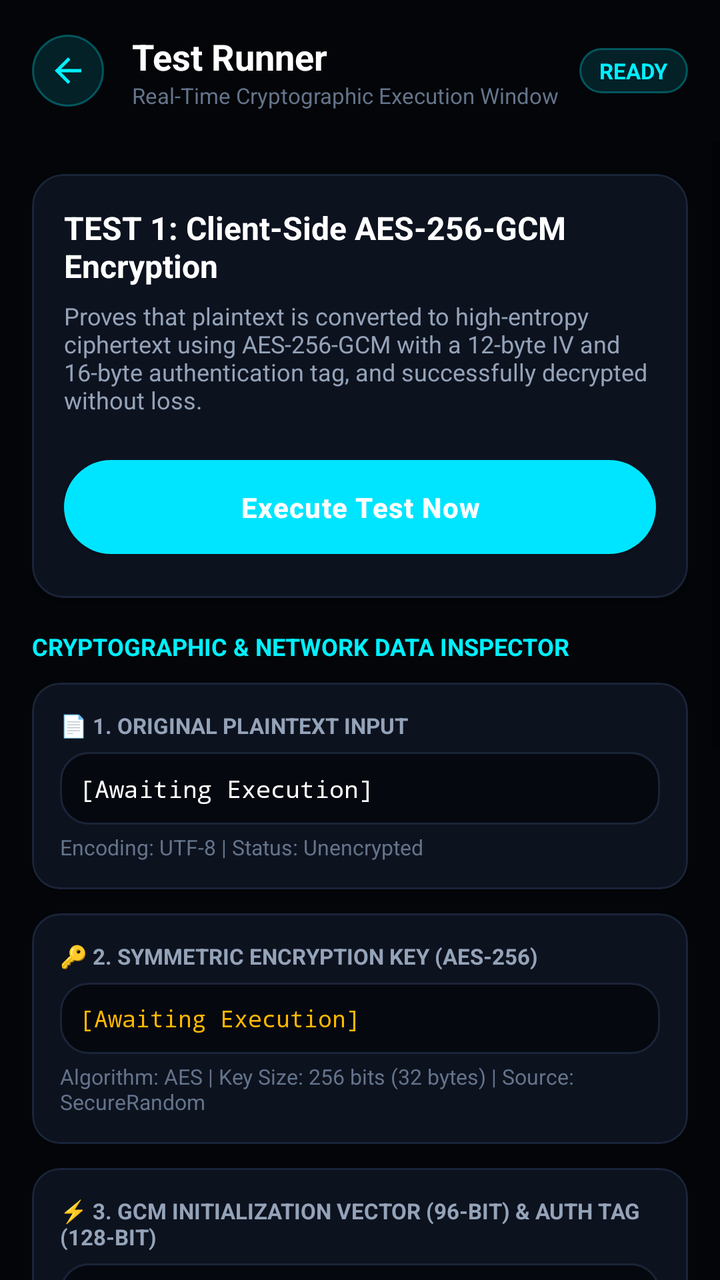
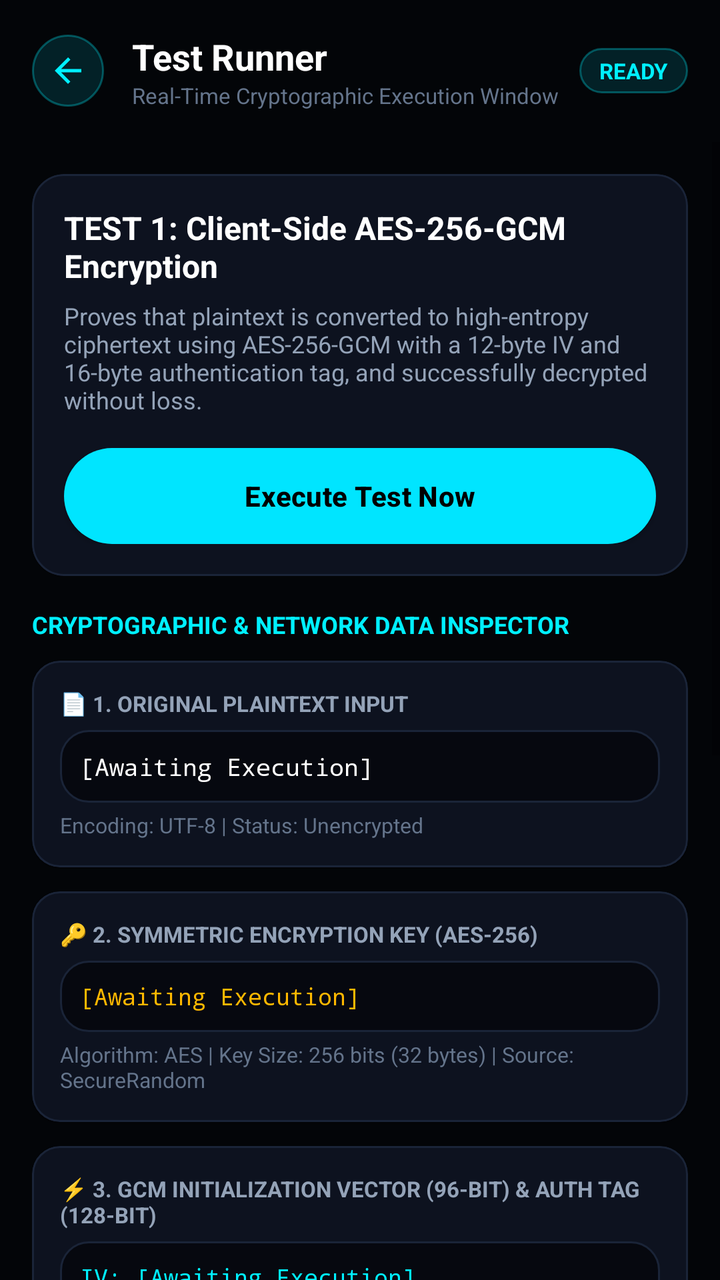

Compare the two renders of this Android layout. The source of the first and the diff that turns it into the second are given below.
<!-- AndroidManifest.xml: application theme Theme.SecureDrop -->
<!-- res/layout/activity_security_test_runner.xml -->
<?xml version="1.0" encoding="utf-8"?>
<LinearLayout xmlns:android="http://schemas.android.com/apk/res/android"
    xmlns:app="http://schemas.android.com/apk/res-auto"
    android:layout_width="match_parent"
    android:layout_height="match_parent"
    android:background="@color/bg_dark"
    android:orientation="vertical">

    
    <LinearLayout
        android:layout_width="match_parent"
        android:layout_height="wrap_content"
        android:gravity="center_vertical"
        android:orientation="horizontal"
        android:padding="16dp">

        <ImageView
            android:id="@+id/btnRunnerBack"
            android:layout_width="36dp"
            android:layout_height="36dp"
            android:background="@drawable/bg_badge_blue"
            android:padding="8dp"
            android:src="@drawable/ic_arrow_back"
            app:tint="@color/brand_accent" />

        <LinearLayout
            android:layout_width="0dp"
            android:layout_height="wrap_content"
            android:layout_marginStart="14dp"
            android:layout_weight="1"
            android:orientation="vertical">

            <TextView
                android:id="@+id/tvRunnerHeaderTitle"
                android:layout_width="wrap_content"
                android:layout_height="wrap_content"
                android:text="Test Runner"
                android:textColor="@color/text_primary"
                android:textSize="18sp"
                android:textStyle="bold" />

            <TextView
                android:layout_width="wrap_content"
                android:layout_height="wrap_content"
                android:text="Real-Time Cryptographic Execution Window"
                android:textColor="@color/text_muted"
                android:textSize="11sp" />
        </LinearLayout>

        <TextView
            android:id="@+id/tvRunnerBadge"
            android:layout_width="wrap_content"
            android:layout_height="wrap_content"
            android:background="@drawable/bg_badge_blue"
            android:paddingStart="10dp"
            android:paddingTop="4dp"
            android:paddingEnd="10dp"
            android:paddingBottom="4dp"
            android:text="READY"
            android:textColor="@color/brand_accent"
            android:textSize="11sp"
            android:textStyle="bold" />
    </LinearLayout>

    <ScrollView
        android:layout_width="match_parent"
        android:layout_height="match_parent"
        android:fillViewport="true">

        <LinearLayout
            android:layout_width="match_parent"
            android:layout_height="wrap_content"
            android:orientation="vertical"
            android:padding="16dp">

            
            <com.google.android.material.card.MaterialCardView
                android:layout_width="match_parent"
                android:layout_height="wrap_content"
                android:layout_marginBottom="16dp"
                app:cardBackgroundColor="@color/bg_surface_card"
                app:cardCornerRadius="16dp"
                app:strokeColor="@color/border_subtle"
                app:strokeWidth="1dp">

                <LinearLayout
                    android:layout_width="match_parent"
                    android:layout_height="wrap_content"
                    android:orientation="vertical"
                    android:padding="16dp">

                    <TextView
                        android:id="@+id/tvRunnerTestTitle"
                        android:layout_width="match_parent"
                        android:layout_height="wrap_content"
                        android:text="TEST 1: Client-Side AES-256-GCM Encryption"
                        android:textColor="@color/text_primary"
                        android:textSize="16sp"
                        android:textStyle="bold" />

                    <TextView
                        android:id="@+id/tvRunnerTestDescription"
                        android:layout_width="match_parent"
                        android:layout_height="wrap_content"
                        android:layout_marginTop="6dp"
                        android:text="Proves that plaintext is converted to high-entropy ciphertext using AES-256-GCM with a 12-byte IV and 16-byte authentication tag, and successfully decrypted without loss."
                        android:textColor="@color/text_secondary"
                        android:textSize="12sp" />

                    <LinearLayout
                        android:layout_width="match_parent"
                        android:layout_height="wrap_content"
                        android:layout_marginTop="16dp"
                        android:gravity="center_vertical"
                        android:orientation="horizontal">

                        <com.google.android.material.button.MaterialButton
                            android:id="@+id/btnExecuteTest"
                            style="@style/SecureDropButton"
                            android:layout_width="0dp"
                            android:layout_height="wrap_content"
                            android:layout_weight="1"
                            android:text="Execute Test Now"
                            android:textColor="@color/white" />

                        <ProgressBar
                            android:id="@+id/pbExecuting"
                            android:layout_width="28dp"
                            android:layout_height="28dp"
                            android:layout_marginStart="12dp"
                            android:indeterminateTint="@color/brand_accent"
                            android:visibility="gone" />
                    </LinearLayout>
                </LinearLayout>
            </com.google.android.material.card.MaterialCardView>

            
            <TextView
                android:layout_width="wrap_content"
                android:layout_height="wrap_content"
                android:layout_marginBottom="10dp"
                android:text="CRYPTOGRAPHIC &amp; NETWORK DATA INSPECTOR"
                android:textColor="@color/brand_accent"
                android:textSize="12sp"
                android:textStyle="bold" />

            
            <com.google.android.material.card.MaterialCardView
                android:id="@+id/cardPlaintext"
                android:layout_width="match_parent"
                android:layout_height="wrap_content"
                android:layout_marginBottom="12dp"
                app:cardBackgroundColor="@color/bg_surface_card"
                app:cardCornerRadius="14dp"
                app:strokeColor="@color/border_subtle"
                app:strokeWidth="1dp">

                <LinearLayout
                    android:layout_width="match_parent"
                    android:layout_height="wrap_content"
                    android:orientation="vertical"
                    android:padding="14dp">

                    <TextView
                        android:layout_width="wrap_content"
                        android:layout_height="wrap_content"
                        android:text="📄 1. ORIGINAL PLAINTEXT INPUT"
                        android:textColor="@color/text_secondary"
                        android:textSize="11sp"
                        android:textStyle="bold" />

                    <TextView
                        android:id="@+id/tvPlaintextValue"
                        android:layout_width="match_parent"
                        android:layout_height="wrap_content"
                        android:layout_marginTop="6dp"
                        android:background="@drawable/bg_input_field"
                        android:fontFamily="monospace"
                        android:padding="10dp"
                        android:text="[Awaiting Execution]"
                        android:textColor="@color/text_primary"
                        android:textSize="12sp" />

                    <TextView
                        android:id="@+id/tvPlaintextMeta"
                        android:layout_width="match_parent"
                        android:layout_height="wrap_content"
                        android:layout_marginTop="4dp"
                        android:text="Encoding: UTF-8 | Status: Unencrypted"
                        android:textColor="@color/text_muted"
                        android:textSize="10.5sp" />
                </LinearLayout>
            </com.google.android.material.card.MaterialCardView>

            
            <com.google.android.material.card.MaterialCardView
                android:id="@+id/cardKey"
                android:layout_width="match_parent"
                android:layout_height="wrap_content"
                android:layout_marginBottom="12dp"
                app:cardBackgroundColor="@color/bg_surface_card"
                app:cardCornerRadius="14dp"
                app:strokeColor="@color/border_subtle"
                app:strokeWidth="1dp">

                <LinearLayout
                    android:layout_width="match_parent"
                    android:layout_height="wrap_content"
                    android:orientation="vertical"
                    android:padding="14dp">

                    <TextView
                        android:layout_width="wrap_content"
                        android:layout_height="wrap_content"
                        android:text="🔑 2. SYMMETRIC ENCRYPTION KEY (AES-256)"
                        android:textColor="@color/text_secondary"
                        android:textSize="11sp"
                        android:textStyle="bold" />

                    <TextView
                        android:id="@+id/tvKeyValue"
                        android:layout_width="match_parent"
                        android:layout_height="wrap_content"
                        android:layout_marginTop="6dp"
                        android:background="@drawable/bg_input_field"
                        android:fontFamily="monospace"
                        android:padding="10dp"
                        android:text="[Awaiting Execution]"
                        android:textColor="@color/security_amber"
                        android:textSize="11.5sp" />

                    <TextView
                        android:id="@+id/tvKeyMeta"
                        android:layout_width="match_parent"
                        android:layout_height="wrap_content"
                        android:layout_marginTop="4dp"
                        android:text="Algorithm: AES | Key Size: 256 bits (32 bytes) | Source: SecureRandom"
                        android:textColor="@color/text_muted"
                        android:textSize="10.5sp" />
                </LinearLayout>
            </com.google.android.material.card.MaterialCardView>

            
            <com.google.android.material.card.MaterialCardView
                android:id="@+id/cardIvAndTag"
                android:layout_width="match_parent"
                android:layout_height="wrap_content"
                android:layout_marginBottom="12dp"
                app:cardBackgroundColor="@color/bg_surface_card"
                app:cardCornerRadius="14dp"
                app:strokeColor="@color/border_subtle"
                app:strokeWidth="1dp">

                <LinearLayout
                    android:layout_width="match_parent"
                    android:layout_height="wrap_content"
                    android:orientation="vertical"
                    android:padding="14dp">

                    <TextView
                        android:layout_width="wrap_content"
                        android:layout_height="wrap_content"
                        android:text="⚡ 3. GCM INITIALIZATION VECTOR (96-BIT) &amp; AUTH TAG (128-BIT)"
                        android:textColor="@color/text_secondary"
                        android:textSize="11sp"
                        android:textStyle="bold" />

                    <TextView
                        android:id="@+id/tvIvValue"
                        android:layout_width="match_parent"
                        android:layout_height="wrap_content"
                        android:layout_marginTop="6dp"
                        android:background="@drawable/bg_input_field"
                        android:fontFamily="monospace"
                        android:padding="10dp"
                        android:text="IV: [Awaiting Execution]"
                        android:textColor="@color/brand_accent"
                        android:textSize="11.5sp" />

                    <TextView
                        android:id="@+id/tvTagValue"
                        android:layout_width="match_parent"
                        android:layout_height="wrap_content"
                        android:layout_marginTop="6dp"
                        android:background="@drawable/bg_input_field"
                        android:fontFamily="monospace"
                        android:padding="10dp"
                        android:text="Tag: [Awaiting Execution]"
                        android:textColor="@color/brand_accent"
                        android:textSize="11.5sp" />
                </LinearLayout>
            </com.google.android.material.card.MaterialCardView>

            
            <com.google.android.material.card.MaterialCardView
                android:id="@+id/cardCiphertext"
                android:layout_width="match_parent"
                android:layout_height="wrap_content"
                android:layout_marginBottom="12dp"
                app:cardBackgroundColor="@color/bg_surface_card"
                app:cardCornerRadius="14dp"
                app:strokeColor="@color/border_subtle"
                app:strokeWidth="1dp">

                <LinearLayout
                    android:layout_width="match_parent"
                    android:layout_height="wrap_content"
                    android:orientation="vertical"
                    android:padding="14dp">

                    <TextView
                        android:layout_width="wrap_content"
                        android:layout_height="wrap_content"
                        android:text="📦 4. ENCRYPTED CIPHERTEXT &amp; SHA-256 INTEGRITY HASH"
                        android:textColor="@color/text_secondary"
                        android:textSize="11sp"
                        android:textStyle="bold" />

                    <TextView
                        android:id="@+id/tvCiphertextValue"
                        android:layout_width="match_parent"
                        android:layout_height="wrap_content"
                        android:layout_marginTop="6dp"
                        android:background="@drawable/bg_input_field"
                        android:fontFamily="monospace"
                        android:padding="10dp"
                        android:text="[Awaiting Execution]"
                        android:textColor="@color/security_blue"
                        android:textSize="11.5sp" />

                    <TextView
                        android:id="@+id/tvCiphertextSha256"
                        android:layout_width="match_parent"
                        android:layout_height="wrap_content"
                        android:layout_marginTop="4dp"
                        android:text="SHA-256 Digest: [Pending]"
                        android:textColor="@color/text_muted"
                        android:textSize="10.5sp" />
                </LinearLayout>
            </com.google.android.material.card.MaterialCardView>

            
            <com.google.android.material.card.MaterialCardView
                android:id="@+id/cardDecryption"
                android:layout_width="match_parent"
                android:layout_height="wrap_content"
                android:layout_marginBottom="16dp"
                app:cardBackgroundColor="@color/bg_surface_card"
                app:cardCornerRadius="14dp"
                app:strokeColor="@color/border_subtle"
                app:strokeWidth="1dp">

                <LinearLayout
                    android:layout_width="match_parent"
                    android:layout_height="wrap_content"
                    android:orientation="vertical"
                    android:padding="14dp">

                    <TextView
                        android:layout_width="wrap_content"
                        android:layout_height="wrap_content"
                        android:text="🎯 5. RECOVERY &amp; ASSERTION VERIFICATION"
                        android:textColor="@color/text_secondary"
                        android:textSize="11sp"
                        android:textStyle="bold" />

                    <TextView
                        android:id="@+id/tvRecoveredValue"
                        android:layout_width="match_parent"
                        android:layout_height="wrap_content"
                        android:layout_marginTop="6dp"
                        android:background="@drawable/bg_input_field"
                        android:fontFamily="monospace"
                        android:padding="10dp"
                        android:text="[Awaiting Execution]"
                        android:textColor="@color/security_green"
                        android:textSize="12sp" />

                    <TextView
                        android:id="@+id/tvAssertionStatus"
                        android:layout_width="match_parent"
                        android:layout_height="wrap_content"
                        android:layout_marginTop="4dp"
                        android:text="Status: Pending test execution"
                        android:textColor="@color/text_muted"
                        android:textSize="11sp" />
                </LinearLayout>
            </com.google.android.material.card.MaterialCardView>

            
            <TextView
                android:layout_width="wrap_content"
                android:layout_height="wrap_content"
                android:layout_marginBottom="10dp"
                android:text="REAL-TIME EXECUTION TRACE LOG"
                android:textColor="@color/brand_accent"
                android:textSize="12sp"
                android:textStyle="bold" />

            
            <LinearLayout
                android:layout_width="match_parent"
                android:layout_height="wrap_content"
                android:layout_marginBottom="24dp"
                android:background="@drawable/bg_input_field"
                android:orientation="vertical"
                android:padding="14dp">

                <LinearLayout
                    android:layout_width="match_parent"
                    android:layout_height="wrap_content"
                    android:gravity="center_vertical"
                    android:orientation="horizontal">

                    <View
                        android:id="@+id/viewTerminalDot"
                        android:layout_width="8dp"
                        android:layout_height="8dp"
                        android:background="@drawable/bg_badge_green" />

                    <TextView
                        android:layout_width="wrap_content"
                        android:layout_height="wrap_content"
                        android:layout_marginStart="8dp"
                        android:text="SECUREDROP CRYPTO TERMINAL"
                        android:textColor="@color/brand_accent"
                        android:textSize="10sp"
                        android:textStyle="bold" />
                </LinearLayout>

                <View
                    android:layout_width="match_parent"
                    android:layout_height="1dp"
                    android:layout_marginTop="8dp"
                    android:layout_marginBottom="8dp"
                    android:background="@color/border_subtle" />

                <TextView
                    android:id="@+id/tvTerminalOutput"
                    android:layout_width="match_parent"
                    android:layout_height="wrap_content"
                    android:fontFamily="monospace"
                    android:lineSpacingExtra="3dp"
                    android:text="[Ready] Press 'Execute Test Now' to begin real-time verification..."
                    android:textColor="@color/security_green"
                    android:textSize="11sp" />
            </LinearLayout>
        </LinearLayout>
    </ScrollView>
</LinearLayout>
<!-- resources referenced by this layout -->
<resources>
  <color name="bg_dark">#030508</color>
  <color name="bg_surface_card">#0D121F</color>
  <color name="border_subtle">#1A2438</color>
  <color name="brand_accent">#00F0FF</color>
  <color name="security_amber">#FFB800</color>
  <color name="security_blue">#00E5FF</color>
  <color name="security_green">#00FF9D</color>
  <color name="text_muted">#64748B</color>
  <color name="text_primary">#FFFFFF</color>
  <color name="text_secondary">#94A3B8</color>
  <color name="white">#FFFFFF</color>
  <!-- drawable bg_badge_blue (drawable) -->
  <?xml version="1.0" encoding="utf-8"?>
  <shape xmlns:android="http://schemas.android.com/apk/res/android"
      android:shape="rectangle">
      <solid android:color="@color/security_blue_bg" />
      <corners android:radius="24dp" />
      <stroke
          android:width="1dp"
          android:color="@color/border_glow" />
  </shape>
  <!-- drawable bg_badge_green (drawable) -->
  <?xml version="1.0" encoding="utf-8"?>
  <shape xmlns:android="http://schemas.android.com/apk/res/android"
      android:shape="rectangle">
      <solid android:color="@color/security_green_bg" />
      <corners android:radius="24dp" />
      <stroke
          android:width="1dp"
          android:color="@color/security_green" />
  </shape>
  <!-- drawable bg_input_field (drawable) -->
  <?xml version="1.0" encoding="utf-8"?>
  <shape xmlns:android="http://schemas.android.com/apk/res/android"
      android:shape="rectangle">
      <solid android:color="@color/bg_input" />
      <corners android:radius="14dp" />
      <stroke
          android:width="1dp"
          android:color="@color/border_subtle" />
  </shape>
  <style name="SecureDropButton" parent="Widget.MaterialComponents.Button">
          <item name="cornerRadius">24dp</item>
          <item name="android:textAllCaps">false</item>
          <item name="android:textStyle">bold</item>
          <item name="android:paddingTop">14dp</item>
          <item name="android:paddingBottom">14dp</item>
          <item name="backgroundTint">@color/brand_primary</item>
          <item name="android:textColor">@color/black</item>
          <item name="android:letterSpacing">0.03</item>
      </style>
  <style name="Theme.SecureDrop" parent="Theme.MaterialComponents.DayNight.NoActionBar">
          
          <item name="colorPrimary">@color/brand_primary</item>
          <item name="colorPrimaryVariant">@color/brand_primary_variant</item>
          <item name="colorOnPrimary">@color/black</item>
          
          <item name="colorSecondary">@color/brand_accent</item>
          <item name="colorSecondaryVariant">@color/brand_accent</item>
          <item name="colorOnSecondary">@color/black</item>
          
          <item name="android:statusBarColor">@color/bg_dark</item>
          <item name="android:navigationBarColor">@color/bg_dark</item>
          <item name="android:windowBackground">@color/bg_dark</item>
          <item name="android:windowLightStatusBar">false</item>
      </style>
  <color name="security_blue_bg">#2000E5FF</color>
  <color name="border_glow">#4D00F0FF</color>
  <color name="security_green_bg">#2000FF9D</color>
  <color name="bg_input">#06080F</color>
  <color name="brand_primary">#00E5FF</color>
  <color name="black">#000000</color>
  <color name="brand_primary_variant">#00B0FF</color>
  <!-- unchanged entries left out for length: 1 -->
</resources>

<!-- the commit's change to res/layout/activity_security_test_runner.xml (unified diff, before → after) -->
@@ -4,6 +4,7 @@
     android:layout_width="match_parent"
     android:layout_height="match_parent"
     android:background="@color/bg_dark"
+    android:fitsSystemWindows="true"
     android:orientation="vertical">
 
     
@@ -120,8 +121,10 @@
                             android:layout_width="0dp"
                             android:layout_height="wrap_content"
                             android:layout_weight="1"
+                            android:minHeight="48dp"
+                            android:singleLine="true"
                             android:text="Execute Test Now"
-                            android:textColor="@color/white" />
+                            android:textColor="@color/black" />
 
                         <ProgressBar
                             android:id="@+id/pbExecuting"
<!-- resource entries referenced after the edit -->
@@ -10,7 +10,6 @@
   <color name="text_muted">#64748B</color>
   <color name="text_primary">#FFFFFF</color>
   <color name="text_secondary">#94A3B8</color>
-  <color name="white">#FFFFFF</color>
   <!-- drawable bg_badge_blue (drawable) -->
   <?xml version="1.0" encoding="utf-8"?>
   <shape xmlns:android="http://schemas.android.com/apk/res/android"
@@ -42,14 +41,26 @@
           android:color="@color/border_subtle" />
   </shape>
   <style name="SecureDropButton" parent="Widget.MaterialComponents.Button">
+          <item name="android:insetTop">0dp</item>
+          <item name="android:insetBottom">0dp</item>
+          <item name="android:insetLeft">0dp</item>
+          <item name="android:insetRight">0dp</item>
+          <item name="android:minHeight">48dp</item>
           <item name="cornerRadius">24dp</item>
           <item name="android:textAllCaps">false</item>
           <item name="android:textStyle">bold</item>
-          <item name="android:paddingTop">14dp</item>
-          <item name="android:paddingBottom">14dp</item>
+          <item name="android:paddingTop">12dp</item>
+          <item name="android:paddingBottom">12dp</item>
+          <item name="android:paddingStart">16dp</item>
+          <item name="android:paddingEnd">16dp</item>
           <item name="backgroundTint">@color/brand_primary</item>
           <item name="android:textColor">@color/black</item>
-          <item name="android:letterSpacing">0.03</item>
+          <item name="android:letterSpacing">0.01</item>
+          <item name="iconGravity">textStart</item>
+          <item name="iconPadding">8dp</item>
+          <item name="rippleColor">#33000000</item>
+          <item name="android:singleLine">true</item>
+          <item name="android:ellipsize">end</item>
       </style>
   <style name="Theme.SecureDrop" parent="Theme.MaterialComponents.DayNight.NoActionBar">
           
@@ -65,6 +76,7 @@
           <item name="android:navigationBarColor">@color/bg_dark</item>
           <item name="android:windowBackground">@color/bg_dark</item>
           <item name="android:windowLightStatusBar">false</item>
+          <item name="android:fitsSystemWindows">true</item>
       </style>
   <color name="security_blue_bg">#2000E5FF</color>
   <color name="border_glow">#4D00F0FF</color>
